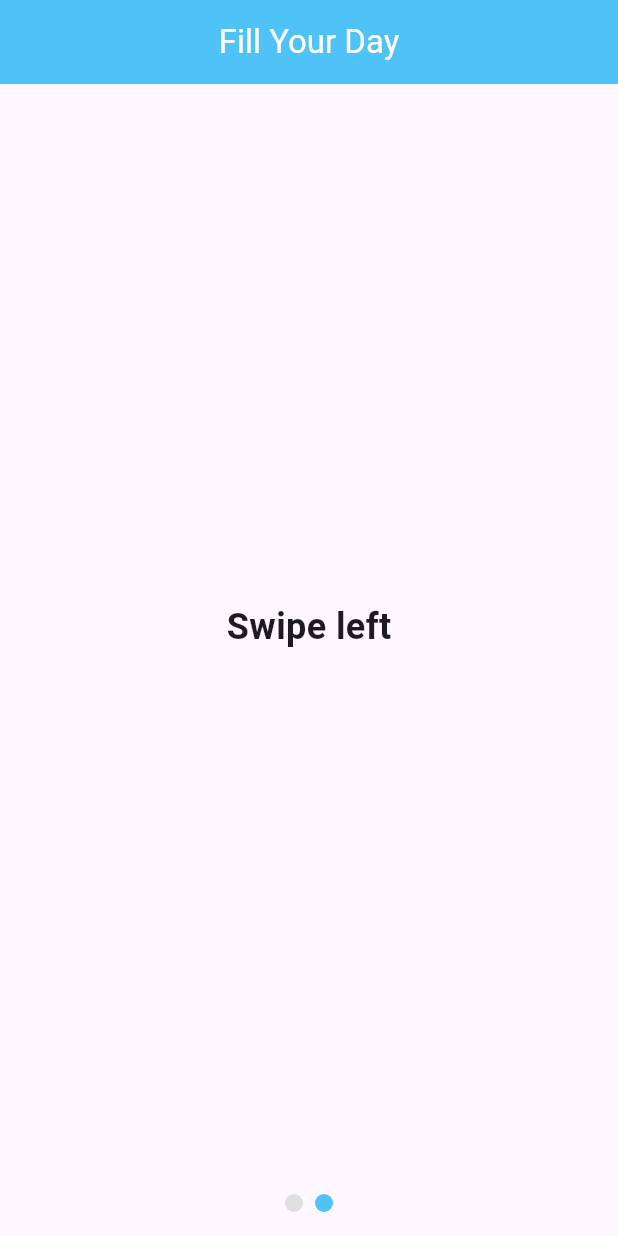
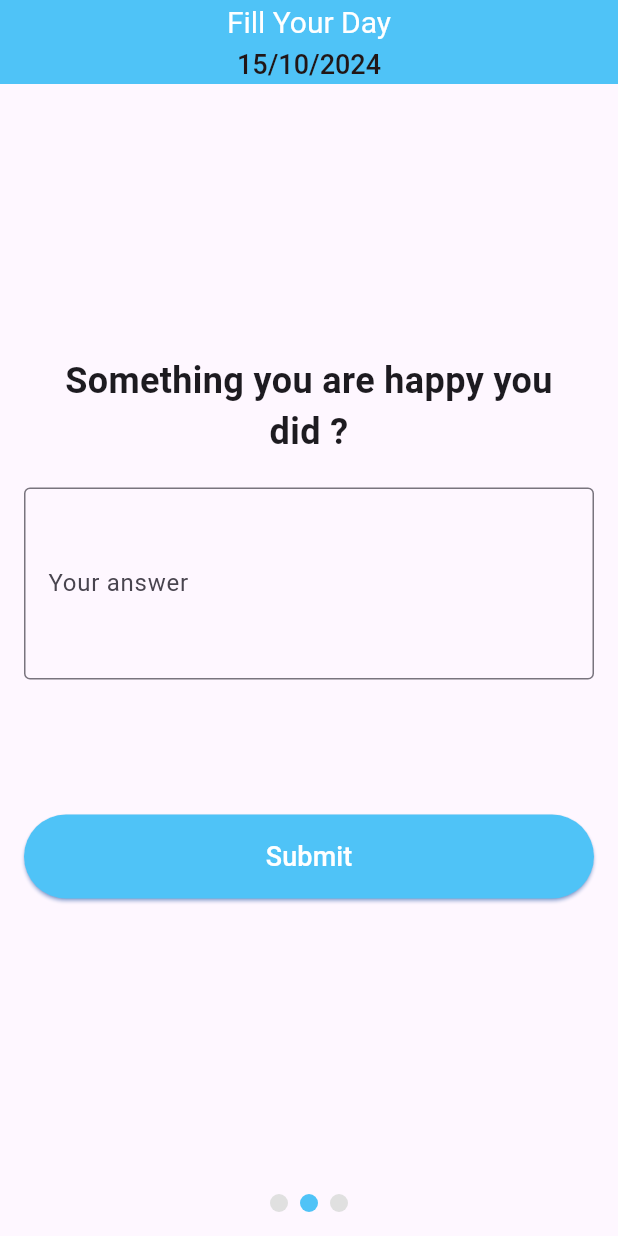
Before and after one commit to alaedine07/LifeBook, a Flutter app: the screen it shows after launch, swiped to page 2, on a phone screen of 412 x 824 dp. Run offline on Flutter 3.47's test engine with Material 3 defaults, Android fonts, the phone set to English and light mode, and no system bars; drawn by our look-alikes of smooth_page_indicator.

Commit message:
add questions fetching from local file

```diff
--- /dev/null
+++ b/life_book_mobile_app/assets/questions.json
@@ -0,0 +1,14 @@
+[
+    {
+        "id": 1,
+        "question": "What made you happy today ?"
+    },
+    {
+        "id": 2,
+        "question": "Something you are happy you did ?"
+    },
+    {
+        "id": 3,
+        "question": "Something you regret you did ?"
+    }
+]
--- a/life_book_mobile_app/lib/main.dart
+++ b/life_book_mobile_app/lib/main.dart
@@ -1,5 +1,7 @@
 import 'package:flutter/material.dart';
-import 'package:smooth_page_indicator/smooth_page_indicator.dart'; // Import the package
+import 'package:flutter/services.dart' show rootBundle;
+import 'dart:convert';
+import 'package:smooth_page_indicator/smooth_page_indicator.dart';
 
 void main() {
   runApp(const MyApp());
@@ -15,7 +17,7 @@ class MyApp extends StatelessWidget {
       theme: ThemeData(
         primarySwatch: Colors.blue,
       ),
-      home: const FillYourDayPage(), // Set your page as the home of the app
+      home: const FillYourDayPage(),
     );
   }
 }
@@ -30,6 +32,28 @@ class FillYourDayPage extends StatefulWidget {
 class FillYourDayPageState extends State<FillYourDayPage> {
   final PageController _controller = PageController();
   final TextEditingController _textEditingController = TextEditingController();
+  List<String> _questions = []; // Store the questions here
+
+  @override
+  void initState() {
+    super.initState();
+    _loadQuestions(); // Load questions when the page is initialized
+  }
+
+  Future<void> _loadQuestions() async {
+    // Load the JSON file from the assets
+    String jsonString = await rootBundle.loadString('assets/questions.json');
+    List<dynamic> jsonResponse = json.decode(jsonString);
+
+    // Extract the questions from the JSON data
+    List<String> questions =
+        jsonResponse.map((item) => item['question'] as String).toList();
+
+    // Update the state with the fetched questions
+    setState(() {
+      _questions = questions;
+    });
+  }
 
   @override
   void dispose() {
@@ -38,37 +62,70 @@ class FillYourDayPageState extends State<FillYourDayPage> {
     super.dispose();
   }
 
+  String _getFormattedDate() {
+    final now = DateTime.now();
+    return "${now.day}/${now.month}/${now.year}"; // Format: 15/10/2024
+  }
+
   @override
   Widget build(BuildContext context) {
-    return Scaffold(
+    return SafeArea(
+      child: Scaffold(
         appBar: AppBar(
-        title: const Text(
+          title: Column(
+            mainAxisAlignment: MainAxisAlignment.center,
+            children: [
+              const Text(
                 'Fill Your Day',
                 style: TextStyle(
                   color: Colors.white,
+                  fontSize: 20,
                 ),
+              ),
+              const SizedBox(height: 4), // Add spacing between title and date
+              Text(
+                _getFormattedDate(), // Display the current date
+                style: const TextStyle(
+                  color: Color.fromARGB(
+                      255, 33, 22, 22), // Lighter color for the date
+                  fontSize: 18, // Smaller font size for the date
+                  fontWeight: FontWeight.w500,
+                ),
+              ),
+            ],
           ),
           centerTitle: true,
           backgroundColor: Colors.lightBlue[300],
           shadowColor: Colors.blueAccent,
         ),
-      body: Column(children: [
+        body: _questions
+                .isEmpty // Show loading indicator while questions are loading
+            ? const Center(child: CircularProgressIndicator())
+            : GestureDetector(
+                onTap: () {
+                  // Unfocus when tapping outside of the box
+                  FocusScope.of(context).unfocus();
+                },
+                child: Column(
+                  children: [
                     Expanded(
-          child: PageView(
+                      child: PageView.builder(
                         controller: _controller,
-            scrollDirection: Axis.horizontal,
-            children: [
-              Padding(
+                        itemCount: _questions.length,
+                        itemBuilder: (context, index) {
+                          return Padding(
                             padding: const EdgeInsets.all(16.0),
                             child: Column(
                               mainAxisAlignment: MainAxisAlignment.center,
                               crossAxisAlignment: CrossAxisAlignment.stretch,
                               children: [
-                    const Text(
-                      'What made you happy today ?',
+                                Text(
+                                  _questions[index],
                                   textAlign: TextAlign.center,
-                      style:
-                          TextStyle(fontSize: 24, fontWeight: FontWeight.bold),
+                                  style: const TextStyle(
+                                    fontSize: 24,
+                                    fontWeight: FontWeight.bold,
+                                  ),
                                 ),
                                 const SizedBox(height: 20),
                                 TextField(
@@ -78,28 +135,38 @@ class FillYourDayPageState extends State<FillYourDayPage> {
                                     labelText: 'Your answer',
                                     hintText: 'Write something...',
                                   ),
-                      maxLines: 4, // Adjust as needed for the input size
+                                  maxLines: 4,
+                                ),
+                                const SizedBox(height: 90),
+                                ElevatedButton(
+                                  onPressed: () {},
+                                  style: ElevatedButton.styleFrom(
+                                    backgroundColor: Colors.lightBlue[300],
+                                    shape: RoundedRectangleBorder(
+                                      borderRadius: BorderRadius.circular(30),
+                                    ),
+                                    padding: const EdgeInsets.symmetric(
+                                        horizontal: 40, vertical: 15),
+                                    shadowColor: Colors.blueAccent,
+                                  ),
+                                  child: const Text(
+                                    'Submit',
+                                    style: TextStyle(
+                                        fontSize: 18, color: Colors.white),
+                                  ),
                                 ),
                               ],
                             ),
-              ),
-              const Center(
-                child: Text(
-                  'Swipe left',
-                  style: TextStyle(
-                    fontSize: 24,
-                    fontWeight: FontWeight.bold,
-                  ),
-                ),
-              ),
-            ],
+                          );
+                        },
                       ),
                     ),
                     Container(
                       padding: const EdgeInsets.all(16),
                       child: SmoothPageIndicator(
                         controller: _controller,
-            count: 2,
+                        count: _questions
+                            .length, // Dots should match the number of questions
                         effect: WormEffect(
                           dotHeight: 12,
                           dotWidth: 12,
@@ -108,7 +175,10 @@ class FillYourDayPageState extends State<FillYourDayPage> {
                         ),
                       ),
                     ),
-      ]),
+                  ],
+                ),
+              ),
+      ),
     );
   }
 }
--- a/life_book_mobile_app/pubspec.yaml
+++ b/life_book_mobile_app/pubspec.yaml
@@ -59,10 +59,8 @@ flutter:
   uses-material-design: true
 
   # To add assets to your application, add an assets section, like this:
-  # assets:
-  #   - images/a_dot_burr.jpeg
-  #   - images/a_dot_ham.jpeg
-
+  assets:
+    - assets/questions.json
   # An image asset can refer to one or more resolution-specific "variants", see
   # https://flutter.dev/assets-and-images/#resolution-aware
 
```
Lines whose indentation alone changed are shown as unchanged.
